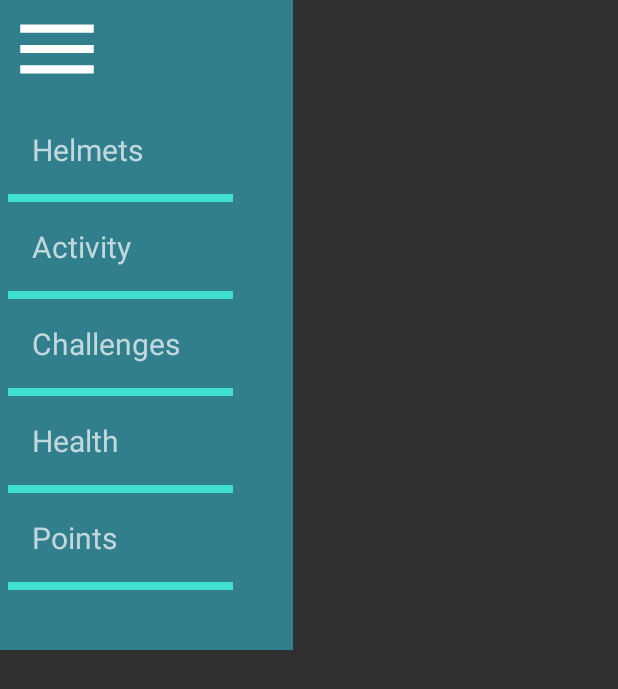
After one commit to RubenABM/Project-Factory-Android, an Android app: the layout left_side_drawer.xml on its own in the app's theme, with its tools: preview values and no code run, on a phone screen of 412 x 824 dp. The commit adds this screen. Shown: the top 689 px of the screen. Run offline under Robolectric (Android 15) with nearby library versions, the phone set to English and light mode, and no system bars.

Commit message:
side menus & main toolbar

```diff
--- /dev/null
+++ b/Android/app/src/main/res/drawable/baseline_menu_24.xml
@@ -0,0 +1,5 @@
+<vector android:height="24dp" android:tint="#FFFFFF"
+    android:viewportHeight="24" android:viewportWidth="24"
+    android:width="24dp" xmlns:android="http://schemas.android.com/apk/res/android">
+    <path android:fillColor="@android:color/white" android:pathData="M3,18h18v-2L3,16v2zM3,13h18v-2L3,11v2zM3,6v2h18L21,6L3,6z"/>
+</vector>
--- /dev/null
+++ b/Android/app/src/main/res/drawable/baseline_menu_24_colour.xml
@@ -0,0 +1,5 @@
+<vector android:height="24dp" android:tint="#ACBDB9"
+    android:viewportHeight="24" android:viewportWidth="24"
+    android:width="24dp" xmlns:android="http://schemas.android.com/apk/res/android">
+    <path android:fillColor="@android:color/white" android:pathData="M3,18h18v-2L3,16v2zM3,13h18v-2L3,11v2zM3,6v2h18L21,6L3,6z"/>
+</vector>
--- /dev/null
+++ b/Android/app/src/main/res/drawable/baseline_person_outline_24.xml
@@ -0,0 +1,5 @@
+<vector android:height="24dp" android:tint="#FFFFFF"
+    android:viewportHeight="24" android:viewportWidth="24"
+    android:width="24dp" xmlns:android="http://schemas.android.com/apk/res/android">
+    <path android:fillColor="@android:color/white" android:pathData="M12,5.9c1.16,0 2.1,0.94 2.1,2.1s-0.94,2.1 -2.1,2.1S9.9,9.16 9.9,8s0.94,-2.1 2.1,-2.1m0,9c2.97,0 6.1,1.46 6.1,2.1v1.1L5.9,18.1L5.9,17c0,-0.64 3.13,-2.1 6.1,-2.1M12,4C9.79,4 8,5.79 8,8s1.79,4 4,4 4,-1.79 4,-4 -1.79,-4 -4,-4zM12,13c-2.67,0 -8,1.34 -8,4v3h16v-3c0,-2.66 -5.33,-4 -8,-4z"/>
+</vector>
--- /dev/null
+++ b/Android/app/src/main/res/drawable/baseline_person_outline_24_colour.xml
@@ -0,0 +1,5 @@
+<vector android:height="24dp" android:tint="#ACBDB9"
+    android:viewportHeight="24" android:viewportWidth="24"
+    android:width="24dp" xmlns:android="http://schemas.android.com/apk/res/android">
+    <path android:fillColor="@android:color/white" android:pathData="M12,5.9c1.16,0 2.1,0.94 2.1,2.1s-0.94,2.1 -2.1,2.1S9.9,9.16 9.9,8s0.94,-2.1 2.1,-2.1m0,9c2.97,0 6.1,1.46 6.1,2.1v1.1L5.9,18.1L5.9,17c0,-0.64 3.13,-2.1 6.1,-2.1M12,4C9.79,4 8,5.79 8,8s1.79,4 4,4 4,-1.79 4,-4 -1.79,-4 -4,-4zM12,13c-2.67,0 -8,1.34 -8,4v3h16v-3c0,-2.66 -5.33,-4 -8,-4z"/>
+</vector>
--- a/Android/app/src/main/res/layout/activity_start.xml
+++ b/Android/app/src/main/res/layout/activity_start.xml
@@ -10,7 +10,7 @@
 
     <androidx.constraintlayout.widget.ConstraintLayout
         android:layout_width="match_parent"
-        android:layout_height="70dp"/>
+        android:layout_height="65dp"/>
 
     <FrameLayout
         android:id="@+id/frame_layout"
@@ -21,7 +21,8 @@
     <LinearLayout
         android:layout_width="match_parent"
         android:layout_height="70dp"
-        android:orientation="vertical">
+        android:orientation="vertical"
+        android:gravity="center">
 
         <Button
             android:id="@+id/button"
--- /dev/null
+++ b/Android/app/src/main/res/layout/left_side_drawer.xml
@@ -0,0 +1,124 @@
+<?xml version="1.0" encoding="utf-8"?>
+<LinearLayout xmlns:android="http://schemas.android.com/apk/res/android"
+    android:layout_width="wrap_content"
+    android:layout_height="wrap_content"
+    android:id="@+id/leftside_menu_layout"
+    android:orientation="vertical"
+    android:paddingBottom="40dp"
+    android:paddingLeft="5dp"
+    android:paddingRight="40dp"
+    android:background="#317f8c">
+
+    <LinearLayout
+        android:layout_width="match_parent"
+        android:layout_height="70dp"
+        android:gravity="left"
+        android:orientation="horizontal">
+
+        <ImageView
+            android:layout_width="65dp"
+            android:layout_height="65dp"
+            android:src="@drawable/baseline_menu_24"/>
+    </LinearLayout>
+    <LinearLayout
+        android:layout_width="match_parent"
+        android:layout_height="wrap_content"
+        android:orientation="horizontal"
+        android:onClick="ClickHelmets"
+        android:gravity="left">
+
+        <TextView
+            android:layout_width="wrap_content"
+            android:layout_height="wrap_content"
+            android:padding="16dp"
+            android:text="Helmets"
+            android:textSize="20dp" />
+
+    </LinearLayout>
+    <LinearLayout
+        android:layout_width="150dp"
+        android:layout_height="5dp"
+        android:background="#40e0d0"
+        android:layout_gravity="right"/>
+    <LinearLayout
+        android:layout_width="match_parent"
+        android:layout_height="wrap_content"
+        android:orientation="horizontal"
+        android:onClick="ClickActivity"
+        android:gravity="left">
+
+        <TextView
+            android:layout_width="wrap_content"
+            android:layout_height="wrap_content"
+            android:padding="16dp"
+            android:text="Activity"
+            android:textSize="20dp" />
+
+    </LinearLayout>
+    <LinearLayout
+        android:layout_width="150dp"
+        android:layout_height="5dp"
+        android:background="#40e0d0"
+        android:layout_gravity="right"/>
+    <LinearLayout
+        android:layout_width="match_parent"
+        android:layout_height="wrap_content"
+        android:gravity="left"
+        android:orientation="horizontal"
+        android:onClick="ClickChallenges">
+
+        <TextView
+            android:layout_width="wrap_content"
+            android:layout_height="wrap_content"
+            android:padding="16dp"
+            android:text="Challenges"
+            android:textSize="20dp" />
+
+    </LinearLayout>
+    <LinearLayout
+        android:layout_width="150dp"
+        android:layout_height="5dp"
+        android:background="#40e0d0"
+        android:layout_gravity="right"/>
+    <LinearLayout
+        android:layout_width="match_parent"
+        android:layout_height="wrap_content"
+        android:gravity="left"
+        android:orientation="horizontal"
+        android:onClick="ClickHealth">
+
+        <TextView
+            android:layout_width="wrap_content"
+            android:layout_height="wrap_content"
+            android:padding="16dp"
+            android:text="Health"
+            android:textSize="20dp" />
+
+    </LinearLayout>
+    <LinearLayout
+        android:layout_width="150dp"
+        android:layout_height="5dp"
+        android:background="#40e0d0"
+        android:layout_gravity="right"/>
+    <LinearLayout
+        android:layout_width="match_parent"
+        android:layout_height="wrap_content"
+        android:gravity="left"
+        android:orientation="horizontal"
+        android:onClick="ClickPoints">
+
+        <TextView
+            android:layout_width="wrap_content"
+            android:layout_height="wrap_content"
+            android:padding="16dp"
+            android:text="Points"
+            android:textSize="20dp" />
+
+    </LinearLayout>
+    <LinearLayout
+        android:layout_width="150dp"
+        android:layout_height="5dp"
+        android:background="#40e0d0"
+        android:layout_gravity="right"/>
+
+</LinearLayout>
```
Also changed, not shown: Android/app/src/main/res/layout/main_toolbar.xml (added, +30 -0 lines), Android/app/src/main/res/layout/right_side_drawer.xml (added, +105 -0 lines).
